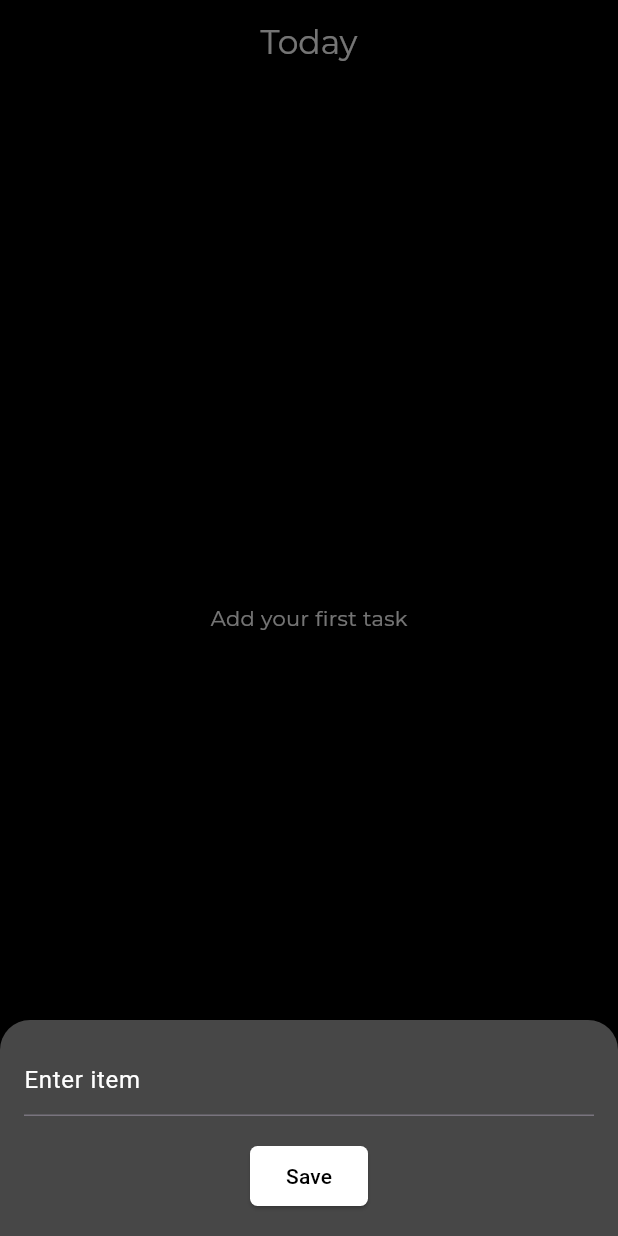
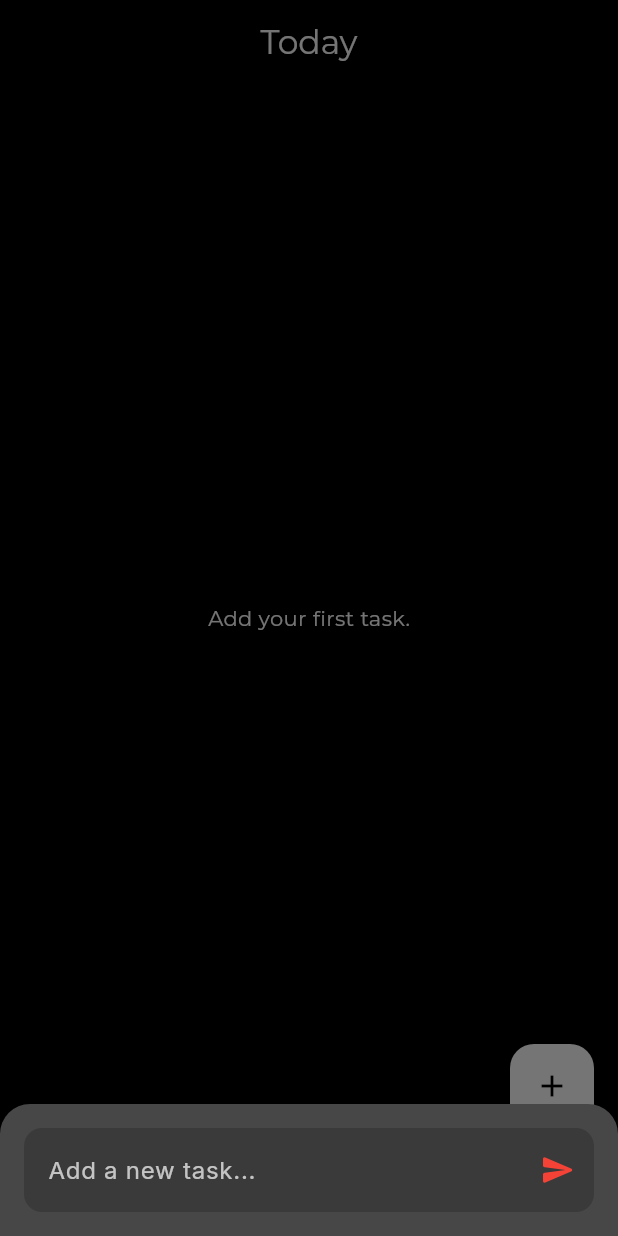
Before and after one commit to Sean-Thomo/flutter_todo_app, a Flutter app: the screen it shows after launch, after a tap on the "add" icon, on a phone screen of 412 x 824 dp. Run offline on Flutter 3.47's test engine with Material 3 defaults, Android fonts, the phone set to English and light mode, and no system bars; our stand-ins replace google_fonts.

Commit message:
refactor -  restyle TextField

```diff
--- a/lib/main.dart
+++ b/lib/main.dart
@@ -1,7 +1,7 @@
 import 'package:flutter/material.dart';
-import 'widgets/home_screen_widget.dart';
-import 'widgets/inbox_screen_widget.dart';
-import 'widgets/search_screen_widget.dart';
+import 'screens/home_screen_widget.dart';
+import 'screens/inbox_screen_widget.dart';
+import 'screens/search_screen_widget.dart';
 
 void main() {
   runApp(const MyApp());
--- a/lib/widgets/home_screen_widget.dart
+++ b/lib/screens/home_screen_widget.dart
@@ -71,32 +71,49 @@ class AddTaskSheet extends StatelessWidget {
           children: [
             TextField(
               controller: controller,
-              style: const TextStyle(color: Colors.white),
-              decoration: const InputDecoration(
-                hintText: 'Enter item',
-                hintStyle: TextStyle(color: Colors.white),
-                border: UnderlineInputBorder(),
-                focusedBorder: UnderlineInputBorder(
-                  borderSide: BorderSide(color: Colors.red),
+              style: GoogleFonts.inter(
+                color: Colors.white,
+                fontWeight: FontWeight.w400,
+              ),
+              decoration: InputDecoration(
+                hintText: 'Add a new task...',
+                hintStyle: GoogleFonts.inter(
+                  color: Colors.white70,
+                  fontWeight: FontWeight.w400,
+                ),
+                filled: true,
+                fillColor: const Color.fromARGB(255, 58, 58, 58),
+                border: OutlineInputBorder(
+                  borderRadius: BorderRadius.circular(12),
+                  borderSide: BorderSide.none,
+                ),
+                enabledBorder: OutlineInputBorder(
+                  borderRadius: BorderRadius.circular(12),
+                  borderSide: BorderSide.none,
+                ),
+                focusedBorder: OutlineInputBorder(
+                  borderRadius: BorderRadius.circular(12),
+                  borderSide: const BorderSide(
+                    color: Color(0xFF636366),
+                    width: 1.5,
+                  ),
+                ),
+                suffixIcon: IconButton(
+                  icon: const Icon(Icons.send_rounded, color: Colors.red),
+                  onPressed: () {
+                    if (controller.text.isNotEmpty) {
+                      onSave(controller.text);
+                      controller.clear();
+                    }
+                  },
                 ),
               ),
-            ),
-            const SizedBox(height: 16),
-            ElevatedButton(
-              style: ElevatedButton.styleFrom(
-                backgroundColor: Colors.white,
-                foregroundColor: Colors.black,
-                shape: RoundedRectangleBorder(
-                  borderRadius: BorderRadius.circular(5),
-                ),
-              ),
-              onPressed: () {
-                if (controller.text.isNotEmpty) {
-                  onSave(controller.text);
-                  Navigator.pop(context);
+              onSubmitted: (value) {
+                if (value.isNotEmpty) {
+                  onSave(value);
+                  controller.clear();
                 }
               },
-              child: const Text('Save'),
             ),
           ],
         ),
@@ -112,7 +129,7 @@ class EmptyState extends StatelessWidget {
   Widget build(BuildContext context) {
     return Center(
       child: Text(
-        'Add your first task',
+        'Add your first task.',
         style: GoogleFonts.montserrat(color: Colors.white),
       ),
     );
```
Also changed, not shown: lib/screens/inbox_screen_widget.dart (renamed from lib/widgets/inbox_screen_widget.dart), lib/screens/item_widget.dart (renamed from lib/widgets/item_widget.dart), lib/screens/search_screen_widget.dart (renamed from lib/widgets/search_screen_widget.dart).
